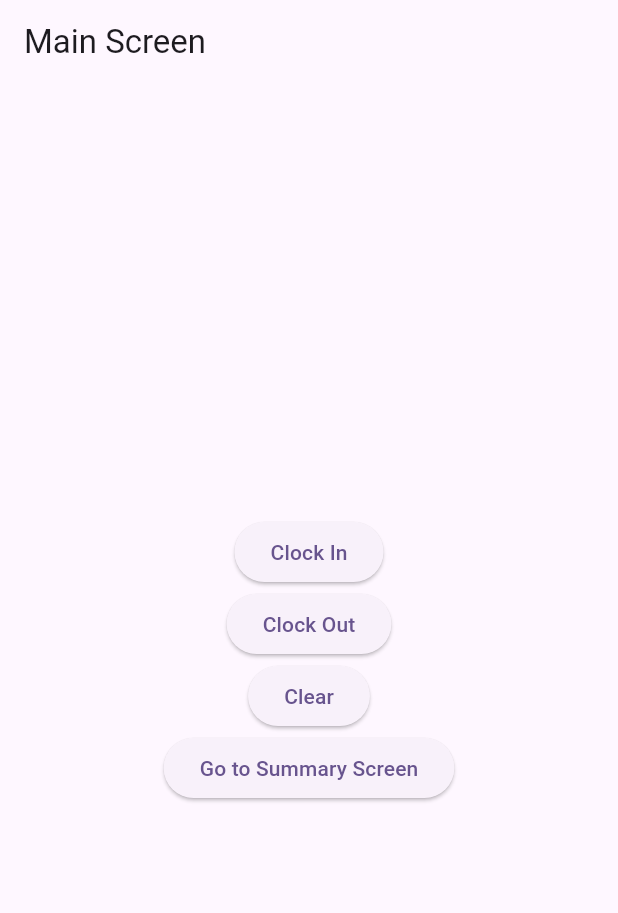
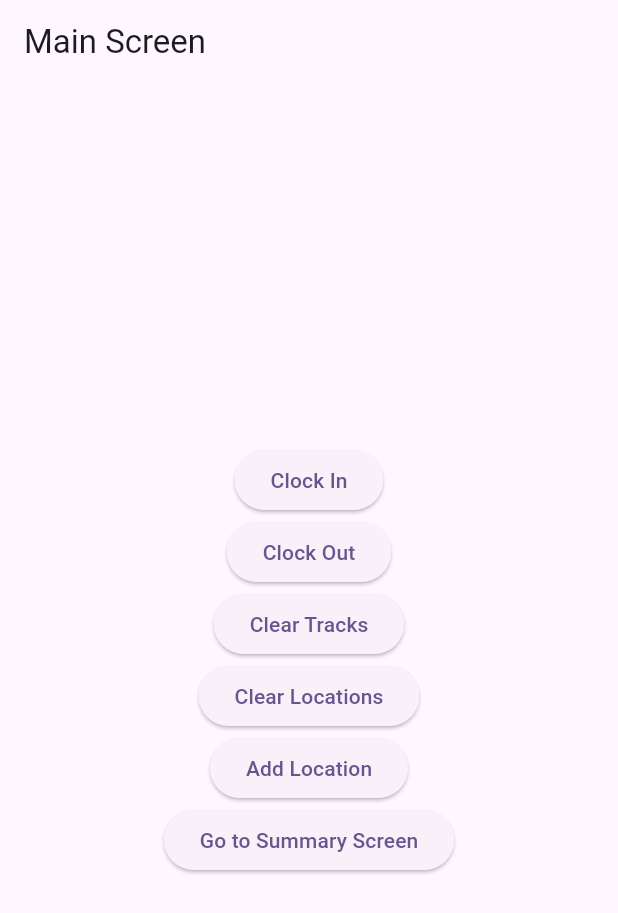
Before and after one commit to draxexx/location_tracking_app, a Flutter app: the screen it shows after launch, after a tap on "Clock In", on a phone screen of 412 x 824 dp. Shown: the top 913 px of the screen. Run offline on Flutter 3.47's test engine with Material 3 defaults, Android fonts, the phone set to English and light mode, and no system bars; our stand-ins replace equatable, geolocator, get_it, hive, hive_flutter; missing offline and left inert: background_location; accounts and stored records are empty.

Commit message:
load new location

```diff
--- a/lib/core/init/application_initialize.dart
+++ b/lib/core/init/application_initialize.dart
@@ -6,6 +6,8 @@ import 'package:location_tracking_app/core/utils/consts/hive_boxes.dart';
 import 'package:location_tracking_app/models/location.dart';
 import 'package:location_tracking_app/models/location_track.dart';
 import 'package:location_tracking_app/models/location_track_day.dart';
+import 'package:location_tracking_app/providers/location_provider.dart';
+import 'package:location_tracking_app/providers/location_track_day_provider.dart';
 import 'package:location_tracking_app/services/background_location_service.dart';
 import 'package:location_tracking_app/services/geolocator_service.dart';
 import 'package:location_tracking_app/services/local_storage/hive_local_storage.dart';
@@ -56,6 +58,7 @@ final class ApplicationInitialize {
 
     // Open Boxes
     await Hive.openBox<LocationTrackDay>(HiveBoxes.locationTrackDay);
+    await Hive.openBox<Location>(HiveBoxes.location);
   }
 
   // This method is used to setup the locator
@@ -66,11 +69,26 @@ final class ApplicationInitialize {
         Hive.box<LocationTrackDay>(HiveBoxes.locationTrackDay),
       ),
     );
+    getIt.registerLazySingleton<LocalStorageManager<Location>>(
+      () => HiveLocalStorage(Hive.box<Location>(HiveBoxes.location)),
+    );
 
     // Register Services
     getIt.registerLazySingleton<GeolocatorService>(() => GeolocatorService());
     getIt.registerLazySingleton<BackgroundLocationService>(
       () => BackgroundLocationService(),
     );
+
+    // Register Providers
+    getIt.registerLazySingleton<LocationProvider>(
+      () => LocationProvider(storage: getIt<LocalStorageManager<Location>>()),
+    );
+    getIt.registerLazySingleton<LocationTrackDayProvider>(
+      () => LocationTrackDayProvider(
+        backgroundLocationService: getIt<BackgroundLocationService>(),
+        geolocatorService: getIt<GeolocatorService>(),
+        storage: getIt<LocalStorageManager<LocationTrackDay>>(),
+      ),
+    );
   }
 }
--- a/lib/core/init/state_initialize.dart
+++ b/lib/core/init/state_initialize.dart
@@ -1,8 +1,7 @@
 import 'package:flutter/material.dart';
 import 'package:location_tracking_app/core/init/application_initialize.dart';
+import 'package:location_tracking_app/providers/location_provider.dart';
 import 'package:location_tracking_app/providers/location_track_day_provider.dart';
-import 'package:location_tracking_app/services/background_location_service.dart';
-import 'package:location_tracking_app/services/geolocator_service.dart';
 import 'package:provider/provider.dart';
 
 final class StateInitialize extends StatelessWidget {
@@ -13,11 +12,10 @@ final class StateInitialize extends StatelessWidget {
     return MultiProvider(
       providers: [
         ChangeNotifierProvider<LocationTrackDayProvider>(
-          create:
-              (context) => LocationTrackDayProvider(
-                backgroundLocationService: getIt<BackgroundLocationService>(),
-                geolocatorService: getIt<GeolocatorService>(),
-              ),
+          create: (context) => getIt<LocationTrackDayProvider>(),
+        ),
+        ChangeNotifierProvider<LocationProvider>(
+          create: (context) => getIt<LocationProvider>(),
         ),
       ],
       child: child,
--- a/lib/core/utils/consts/hive_boxes.dart
+++ b/lib/core/utils/consts/hive_boxes.dart
@@ -1,3 +1,4 @@
 class HiveBoxes {
   static const String locationTrackDay = 'locationTrackDayBox';
+  static const String location = 'locationBox';
 }
--- /dev/null
+++ b/lib/providers/location_provider.dart
@@ -0,0 +1,35 @@
+import 'package:flutter/material.dart';
+import 'package:location_tracking_app/models/location.dart';
+import 'package:location_tracking_app/services/local_storage/local_storage_manager.dart';
+
+class LocationProvider with ChangeNotifier {
+  final LocalStorageManager<Location> storage;
+
+  LocationProvider({required this.storage});
+
+  List<Location> _locations = [];
+  List<Location> get locations => _locations;
+
+  Future<void> loadLocations() async {
+    _locations = await storage.getAll();
+    notifyListeners();
+  }
+
+  Future<void> addLocation(Location location) async {
+    await storage.add(location.displayName.toLowerCase(), location);
+    _locations.add(location);
+    notifyListeners();
+  }
+
+  Future<void> ensureTravelLocationExists() async {
+    final exists = _locations.any(
+      (loc) =>
+          loc.displayName.toLowerCase() == 'travel' &&
+          loc.latitude == null &&
+          loc.longitude == null,
+    );
+    if (!exists) {
+      await addLocation(Location(displayName: 'Travel'));
+    }
+  }
+}
--- a/lib/providers/location_track_day_provider.dart
+++ b/lib/providers/location_track_day_provider.dart
@@ -3,9 +3,9 @@ import 'dart:async';
 import 'package:flutter/material.dart';
 import 'package:geolocator/geolocator.dart';
 import 'package:location_tracking_app/core/init/application_initialize.dart';
-import 'package:location_tracking_app/models/location.dart';
 import 'package:location_tracking_app/models/location_track.dart';
 import 'package:location_tracking_app/models/location_track_day.dart';
+import 'package:location_tracking_app/providers/location_provider.dart';
 import 'package:location_tracking_app/services/background_location_service.dart';
 import 'package:location_tracking_app/services/geolocator_service.dart';
 import 'package:location_tracking_app/services/local_storage/local_storage_manager.dart';
@@ -14,12 +14,12 @@ import 'package:location_tracking_app/services/local_storage/local_storage_manag
 class LocationTrackDayProvider with ChangeNotifier {
   final BackgroundLocationService backgroundLocationService;
   final GeolocatorService geolocatorService;
-  final LocalStorageManager<LocationTrackDay> storageManager =
-      getIt<LocalStorageManager<LocationTrackDay>>();
+  final LocalStorageManager<LocationTrackDay> storage;
 
   LocationTrackDayProvider({
     required this.backgroundLocationService,
     required this.geolocatorService,
+    required this.storage,
   });
 
   LocationTrackDay? _locationTrackDay;
@@ -33,45 +33,29 @@ class LocationTrackDayProvider with ChangeNotifier {
 
   final double _geofenceRadius = 50;
 
-  // TODO: remove here
   void _initializeLocations(Position position) {
+    final today = DateTime.now();
+    final locationProvider = getIt<LocationProvider>();
+    final allLocations = locationProvider.locations;
+
     _locationTrackDay = LocationTrackDay(
-      date: DateTime.now(),
-      locationTracks: [
-        LocationTrack(
-          location: Location(
-            latitude: position.latitude,
-            longitude: position.longitude,
-            displayName: "Home",
-          ),
-          lastUpdated: DateTime.now(),
-          timeSpent: 0,
-        ),
-        LocationTrack(
-          location: Location(
-            latitude: position.latitude + (70 / 111320),
-            longitude: position.longitude,
-            displayName: "Office",
-          ),
-          lastUpdated: DateTime.now(),
-          timeSpent: 0,
-        ),
-        LocationTrack(
-          location: Location(
-            latitude: null,
-            longitude: null,
-            displayName: "Travel",
-          ),
-          lastUpdated: DateTime.now(),
-          timeSpent: 0,
-        ),
-      ],
+      date: today,
+      locationTracks:
+          allLocations.map((loc) {
+            return LocationTrack(
+              location: loc,
+              lastUpdated: today,
+              timeSpent: 0,
+            );
+          }).toList(),
     );
   }
 
   /// Starts the location tracking service and listens for updates
   Future<void> startTracking() async {
     if (_isTracking) return;
+
+    await loadTodayTrackDay();
 
     await backgroundLocationService.startLocationService();
     backgroundLocationService.getLocationUpdates(handleLocationUpdate);
@@ -181,7 +165,7 @@ class LocationTrackDayProvider with ChangeNotifier {
       return;
 
     final key = _formatDateKey(_locationTrackDay!.date!);
-    await storageManager.add(key, _locationTrackDay!);
+    await storage.add(key, _locationTrackDay!);
   }
 
   String _formatDateKey(DateTime date) {
@@ -226,10 +210,24 @@ class LocationTrackDayProvider with ChangeNotifier {
     final today = DateTime.now();
     final key = _formatDateKey(today);
 
-    final saved = await storageManager.get(key);
+    final saved = await storage.get(key);
+    final allLocations = getIt<LocationProvider>().locations;
 
     if (saved != null) {
-      _locationTrackDay = saved;
+      final updatedTracks = [...saved.locationTracks!];
+
+      for (final loc in allLocations) {
+        final exists = updatedTracks.any(
+          (track) => track.location.displayName == loc.displayName,
+        );
+        if (!exists) {
+          updatedTracks.add(
+            LocationTrack(location: loc, timeSpent: 0, lastUpdated: today),
+          );
+        }
+      }
+
+      _locationTrackDay = saved.copyWith(locationTracks: updatedTracks);
       _isLocationsInitialized = true;
       notifyListeners();
     }
--- a/lib/screens/main_screen/main_screen.dart
+++ b/lib/screens/main_screen/main_screen.dart
@@ -1,9 +1,13 @@
 import 'package:flutter/material.dart';
 import 'package:location_tracking_app/core/init/application_initialize.dart';
 import 'package:location_tracking_app/core/layouts/base_screen_layout.dart';
+import 'package:location_tracking_app/core/widgets/add_location_dialog.dart';
+import 'package:location_tracking_app/models/location.dart';
 import 'package:location_tracking_app/models/location_track_day.dart';
+import 'package:location_tracking_app/providers/location_provider.dart';
 import 'package:location_tracking_app/providers/location_track_day_provider.dart';
 import 'package:location_tracking_app/screens/summary_screen/summary_screen.dart';
+import 'package:location_tracking_app/services/geolocator_service.dart';
 import 'package:location_tracking_app/services/local_storage/local_storage_manager.dart';
 import 'package:provider/provider.dart';
 
@@ -17,16 +21,18 @@ class MainScreen extends StatefulWidget {
 class _MainScreenState extends State<MainScreen> {
   final LocalStorageManager<LocationTrackDay> storageManager =
       getIt<LocalStorageManager<LocationTrackDay>>();
+  final LocalStorageManager<Location> storageManager2 =
+      getIt<LocalStorageManager<Location>>();
 
   @override
   void initState() {
     super.initState();
 
-    Future.microtask(() {
-      Provider.of<LocationTrackDayProvider>(
-        context,
-        listen: false,
-      ).loadTodayTrackDay();
+    Future.microtask(() async {
+      getIt<LocationTrackDayProvider>().loadTodayTrackDay();
+
+      await getIt<LocationProvider>().loadLocations();
+      await getIt<LocationProvider>().ensureTravelLocationExists();
     });
   }
 
@@ -51,7 +57,19 @@ class _MainScreenState extends State<MainScreen> {
             ),
             ElevatedButton(
               onPressed: () => storageManager.clear(),
-              child: const Text('Clear'),
+              child: const Text('Clear Tracks'),
+            ),
+            ElevatedButton(
+              onPressed: () => storageManager2.clear(),
+              child: const Text('Clear Locations'),
+            ),
+            ElevatedButton(
+              onPressed:
+                  () => showAddLocationDialog(
+                    context,
+                    getIt<GeolocatorService>(),
+                  ),
+              child: const Text('Add Location'),
             ),
             ElevatedButton(
               onPressed: () {
```
Also changed, not shown: lib/core/widgets/add_location_dialog.dart (added, +61 -0 lines).
